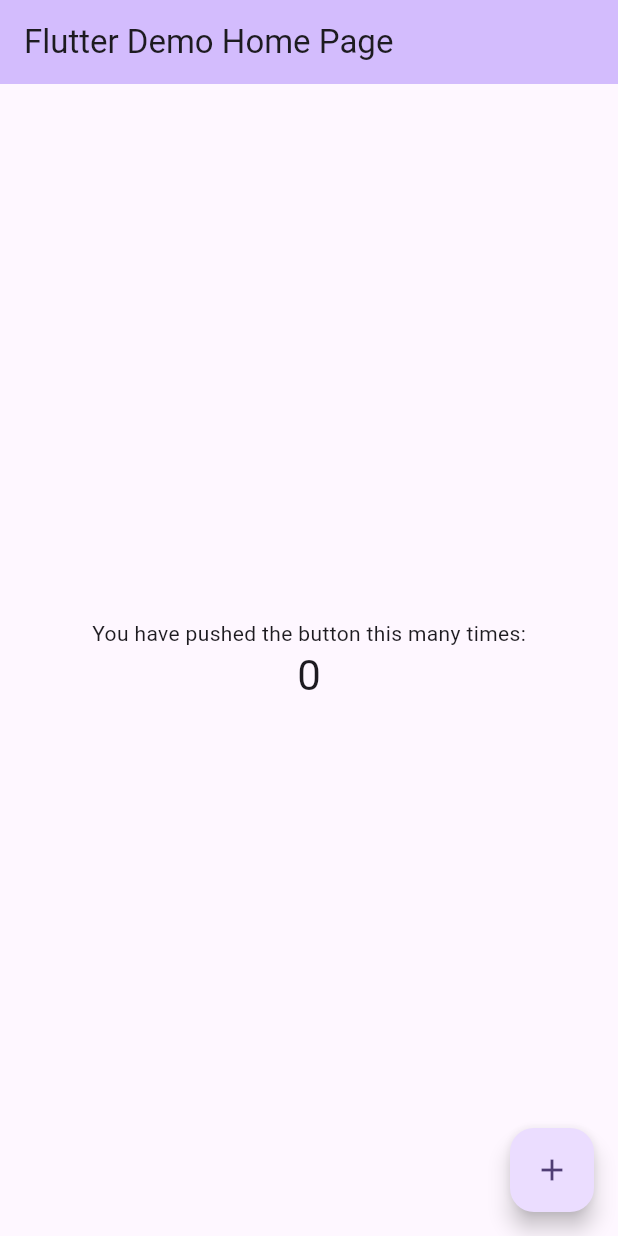
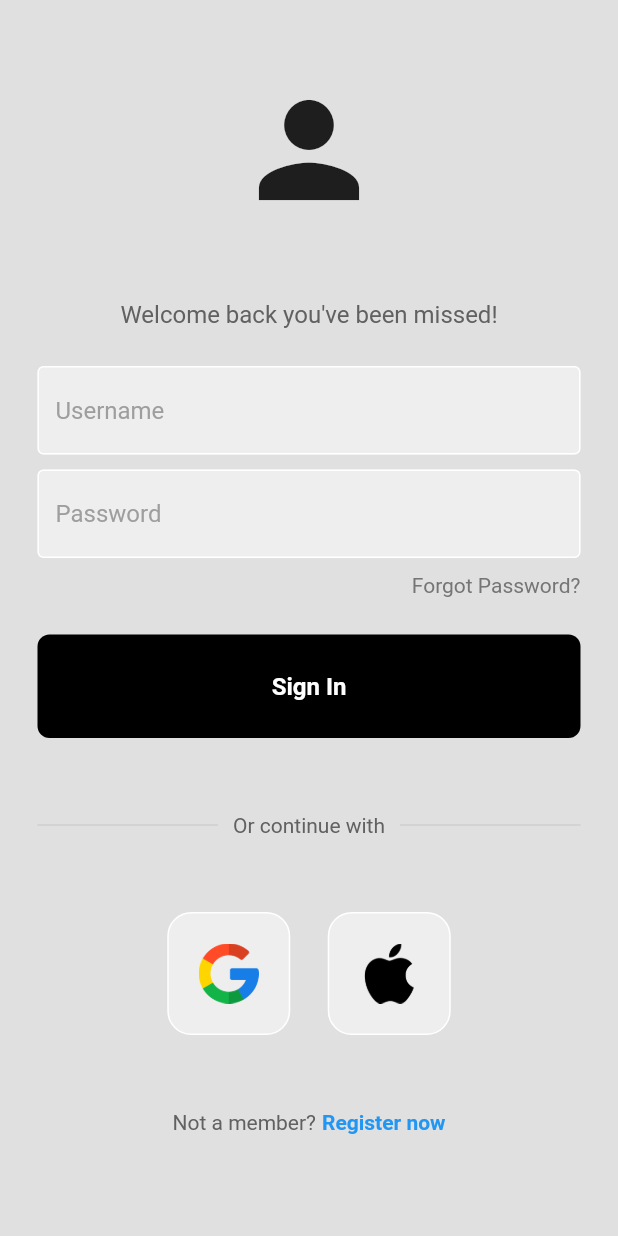
Before and after one commit to Maxen16/TaxiApp, a Flutter app: the screen it shows after launch, on a phone screen of 412 x 824 dp. Run offline on Flutter 3.47's test engine with Material 2 defaults, Android fonts, the phone set to English and light mode, and no system bars.

Commit message:
login page

```diff
--- /dev/null
+++ b/lib/components/my_button.dart
@@ -0,0 +1,32 @@
+import 'package:flutter/material.dart';
+
+class MyButton extends StatelessWidget {
+  final Function()? onTap;
+
+  const MyButton({super.key, required this.onTap});
+
+  @override
+  Widget build(BuildContext context) {
+    return GestureDetector(
+      onTap: onTap,
+      child: Container(
+        padding: const EdgeInsets.all(25),
+        margin: const EdgeInsets.symmetric(horizontal: 25),
+        decoration: BoxDecoration(
+          color: Colors.black,
+          borderRadius: BorderRadius.circular(8),
+        ),
+        child: const Center(
+          child: Text(
+            "Sign In",
+            style: TextStyle(
+              color: Colors.white,
+              fontWeight: FontWeight.bold,
+              fontSize: 16,
+            ),
+          ),
+        ),
+      ),
+    );
+  }
+}
--- /dev/null
+++ b/lib/components/my_textfield.dart
@@ -0,0 +1,36 @@
+import 'package:flutter/material.dart';
+
+class MyTextField extends StatelessWidget {
+  final controller;
+  final String hintText;
+  final bool obscureText;
+
+  const MyTextField({
+    super.key,
+    required this.controller,
+    required this.hintText,
+    required this.obscureText,
+  });
+
+  @override
+  Widget build(BuildContext context) {
+    return Padding(
+      padding: const EdgeInsets.symmetric(horizontal: 25.0),
+      child: TextField(
+        controller: controller,
+        obscureText: obscureText,
+        decoration: InputDecoration(
+            enabledBorder: const OutlineInputBorder(
+              borderSide: BorderSide(color: Colors.white),
+            ),
+            focusedBorder: OutlineInputBorder(
+              borderSide: BorderSide(color: Colors.grey.shade400),
+            ),
+            fillColor: Colors.grey.shade200,
+            filled: true,
+            hintText: hintText,
+            hintStyle: TextStyle(color: Colors.grey[500])),
+      ),
+    );
+  }
+}
--- /dev/null
+++ b/lib/components/square_tile.dart
@@ -0,0 +1,25 @@
+import 'package:flutter/material.dart';
+
+class SquareTile extends StatelessWidget {
+  final String imagePath;
+  const SquareTile({
+    super.key,
+    required this.imagePath,
+  });
+
+  @override
+  Widget build(BuildContext context) {
+    return Container(
+      padding: const EdgeInsets.all(20),
+      decoration: BoxDecoration(
+        border: Border.all(color: Colors.white),
+        borderRadius: BorderRadius.circular(16),
+        color: Colors.grey[200],
+      ),
+      child: Image.asset(
+        imagePath,
+        height: 40,
+      ),
+    );
+  }
+}
--- a/lib/main.dart
+++ b/lib/main.dart
@@ -1,4 +1,5 @@
 import 'package:flutter/material.dart';
+import 'pages/login_page.dart';
 
 void main() {
   runApp(const MyApp());
@@ -10,60 +11,8 @@ class MyApp extends StatelessWidget {
   @override
   Widget build(BuildContext context) {
     return MaterialApp(
-      title: 'Flutter Demo',
-      theme: ThemeData(
-        colorScheme: ColorScheme.fromSeed(seedColor: Colors.deepPurple),
-        useMaterial3: true,
-      ),
-      home: const MyHomePage(title: 'Flutter Demo Home Page'),
+      debugShowCheckedModeBanner: false,
+      home: LoginPage(),
     );
   }
 }
-
-class MyHomePage extends StatefulWidget {
-  const MyHomePage({super.key, required this.title});
-
-  final String title;
-
-  @override
-  State<MyHomePage> createState() => _MyHomePageState();
-}
-
-class _MyHomePageState extends State<MyHomePage> {
-  int _counter = 0;
-
-  void _incrementCounter() {
-    setState(() {
-      _counter++;
-    });
-  }
-
-  @override
-  Widget build(BuildContext context) {
-    return Scaffold(
-      appBar: AppBar(
-        backgroundColor: Theme.of(context).colorScheme.inversePrimary,
-        title: Text(widget.title),
-      ),
-      body: Center(
-        child: Column(
-          mainAxisAlignment: MainAxisAlignment.center,
-          children: <Widget>[
-            const Text(
-              'You have pushed the button this many times:',
-            ),
-            Text(
-              '$_counter',
-              style: Theme.of(context).textTheme.headlineMedium,
-            ),
-          ],
-        ),
-      ),
-      floatingActionButton: FloatingActionButton(
-        onPressed: _incrementCounter,
-        tooltip: 'Increment',
-        child: const Icon(Icons.add),
-      ), // This trailing comma makes auto-formatting nicer for build methods.
-    );
-  }
-}
--- /dev/null
+++ b/lib/pages/login_page.dart
@@ -0,0 +1,160 @@
+import 'package:flutter/material.dart';
+import 'package:taxi_app/components/my_button.dart';
+import 'package:taxi_app/components/my_textfield.dart';
+import 'package:taxi_app/components/square_tile.dart';
+
+class LoginPage extends StatelessWidget {
+  LoginPage({super.key});
+
+  // text editing controllers
+  final usernameController = TextEditingController();
+  final passwordController = TextEditingController();
+
+  // sign user in method
+  void signUserIn() {}
+
+  @override
+  Widget build(BuildContext context) {
+    return Scaffold(
+      resizeToAvoidBottomInset: false,
+      backgroundColor: Colors.grey[300],
+      body: SafeArea(
+        child: SingleChildScrollView(
+          child: Center(
+            child: Column(
+              mainAxisAlignment: MainAxisAlignment.center,
+              children: [
+                const SizedBox(height: 50),
+
+                // logo
+                const Icon(
+                  Icons.person,
+                  size: 100,
+                ),
+
+                const SizedBox(height: 50),
+
+                // welcome back, you've been missed!
+                Text(
+                  'Welcome back you\'ve been missed!',
+                  style: TextStyle(
+                    color: Colors.grey[700],
+                    fontSize: 16,
+                  ),
+                ),
+
+                const SizedBox(height: 25),
+
+                // username textfield
+                MyTextField(
+                  controller: usernameController,
+                  hintText: 'Username',
+                  obscureText: false,
+                ),
+
+                const SizedBox(height: 10),
+
+                // password textfield
+                MyTextField(
+                  controller: passwordController,
+                  hintText: 'Password',
+                  obscureText: true,
+                ),
+
+                const SizedBox(height: 10),
+
+                // forgot password?
+                Padding(
+                  padding: const EdgeInsets.symmetric(horizontal: 25.0),
+                  child: Row(
+                    mainAxisAlignment: MainAxisAlignment.end,
+                    children: [
+                      Text(
+                        'Forgot Password?',
+                        style: TextStyle(color: Colors.grey[600]),
+                      ),
+                    ],
+                  ),
+                ),
+
+                const SizedBox(height: 25),
+
+                // sign in button
+                MyButton(
+                  onTap: signUserIn,
+                ),
+
+                const SizedBox(height: 50),
+
+                // or continue with
+                Padding(
+                  padding: const EdgeInsets.symmetric(horizontal: 25.0),
+                  child: Row(
+                    children: [
+                      Expanded(
+                        child: Divider(
+                          thickness: 0.5,
+                          color: Colors.grey[400],
+                        ),
+                      ),
+                      Padding(
+                        padding: const EdgeInsets.symmetric(horizontal: 10.0),
+                        child: Text(
+                          'Or continue with',
+                          style: TextStyle(color: Colors.grey[700]),
+                        ),
+                      ),
+                      Expanded(
+                        child: Divider(
+                          thickness: 0.5,
+                          color: Colors.grey[400],
+                        ),
+                      ),
+                    ],
+                  ),
+                ),
+
+                const SizedBox(height: 50),
+
+                // google + apple sign in buttons
+                const Row(
+                  mainAxisAlignment: MainAxisAlignment.center,
+                  children: [
+                    // google button
+                    SquareTile(imagePath: 'lib/images/google.png'),
+
+                    SizedBox(width: 25),
+
+                    // apple button
+                    SquareTile(imagePath: 'lib/images/apple.png')
+                  ],
+                ),
+
+                const SizedBox(height: 50),
+
+                // not a member? register now
+                Row(
+                  mainAxisAlignment: MainAxisAlignment.center,
+                  children: [
+                    Text(
+                      'Not a member?',
+                      style: TextStyle(color: Colors.grey[700]),
+                    ),
+                    const SizedBox(width: 4),
+                    const Text(
+                      'Register now',
+                      style: TextStyle(
+                        color: Colors.blue,
+                        fontWeight: FontWeight.bold,
+                      ),
+                    ),
+                  ],
+                )
+              ],
+            ),
+          ),
+        ),
+      ),
+    );
+  }
+}
--- a/pubspec.yaml
+++ b/pubspec.yaml
@@ -59,8 +59,8 @@ flutter:
   uses-material-design: true
 
   # To add assets to your application, add an assets section, like this:
-  # assets:
-  #   - images/a_dot_burr.jpeg
+  assets:
+    - lib/images/
   #   - images/a_dot_ham.jpeg
 
   # An image asset can refer to one or more resolution-specific "variants", see
```
Also changed, not shown: lib/images/apple.png (added), lib/images/google.png (added).
